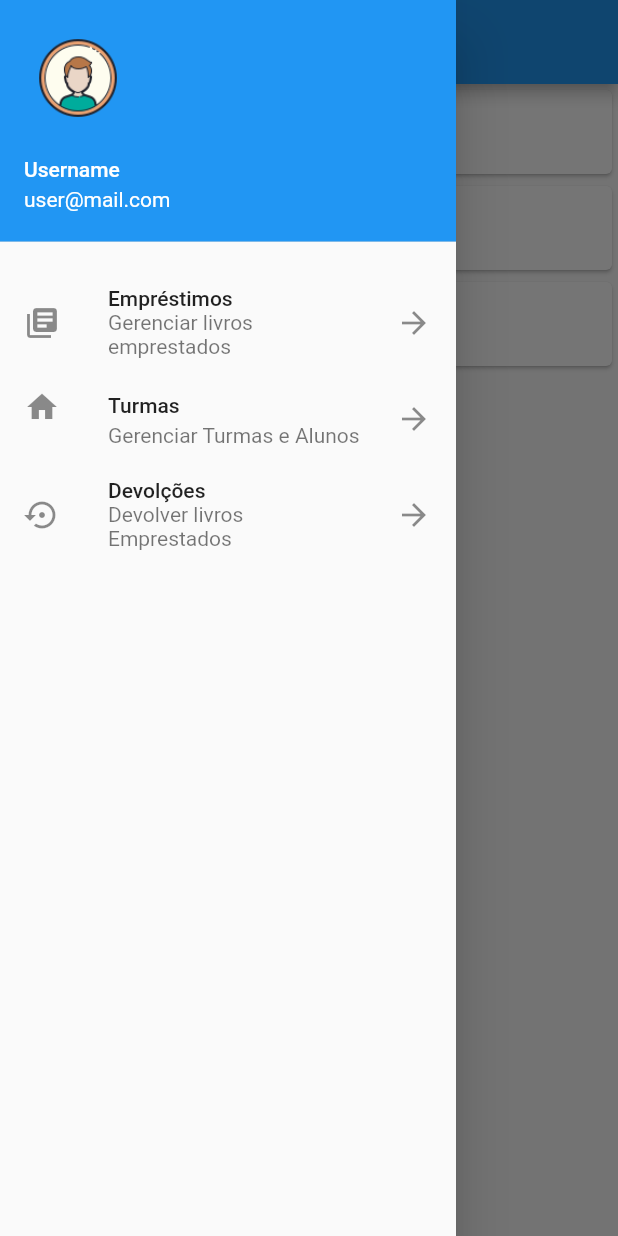
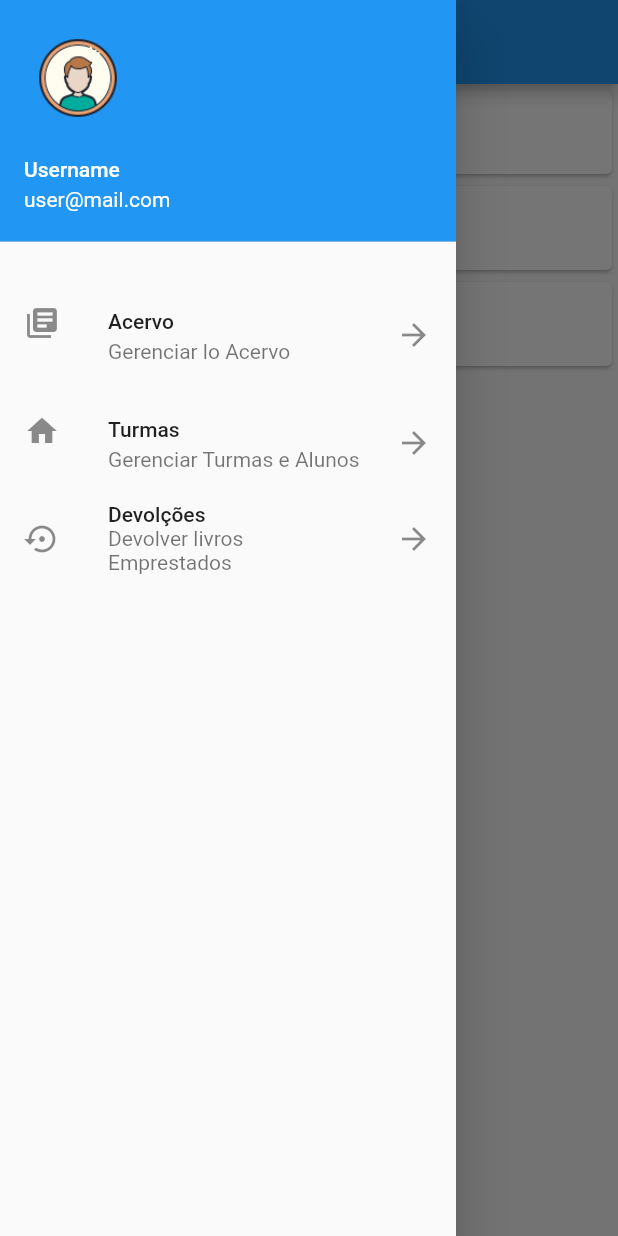
Before and after one commit to g3andre/bibliovan-flutter, a Flutter app: the screen it shows after launch, with the side drawer open, on a phone screen of 412 x 824 dp. Run offline on Flutter 3.47's test engine with Material 2 defaults, Android fonts, the phone set to English and light mode, and no system bars; our stand-ins replace flutter_mobx, flutter_slidable, mobx; accounts and stored records are empty; generated files the repository leaves out were written again.

Commit message:
adicionado navegacao para acervo

```diff
--- a/lib/main.dart
+++ b/lib/main.dart
@@ -1,6 +1,8 @@
+import 'package:bibliovan/acervo/index_acervo.dart';
 import 'package:bibliovan/turma/index_turma.dart';
 import 'package:bibliovan/utils/route_manager.dart';
 import 'package:flutter/material.dart';
+import 'package:flutter_slidable/flutter_slidable.dart';
 
 void main() => runApp(MyApp());
 
@@ -43,9 +45,10 @@ class Home extends StatelessWidget {
               child: Column(
                 children: <Widget>[
                   ListTile(
+                    onTap: _viewAcervo,
                     leading: Icon(Icons.library_books),
-                    title: Text("Empréstimos"),
-                    subtitle: Text("Gerenciar livros emprestados"),
+                    title: Text("Acervo"),
+                    subtitle: Text("Gerenciar lo Acervo"),
                     trailing: Icon(Icons.arrow_forward),
                   ),
                   ListTile(
@@ -74,11 +77,10 @@ class Home extends StatelessWidget {
         itemCount: items.length,
         itemBuilder: (context, index) {
           return Card(
-            child: ListTile(
-              leading: Icon(Icons.book),
-              title: Text(items[index]),
-            ),
-          );
+              child: ListTile(
+            leading: Icon(Icons.book),
+            title: Text(items[index]),
+          ));
         });
   }
 
@@ -86,4 +88,9 @@ class Home extends StatelessWidget {
     Navigator.pop(this._buildContext);
     RouteManager.push(this._buildContext, IndexTurma());
   }
+
+  void _viewAcervo() {
+    Navigator.pop(this._buildContext);
+    RouteManager.push(this._buildContext, IndexAcervo());
+  }
 }
```
